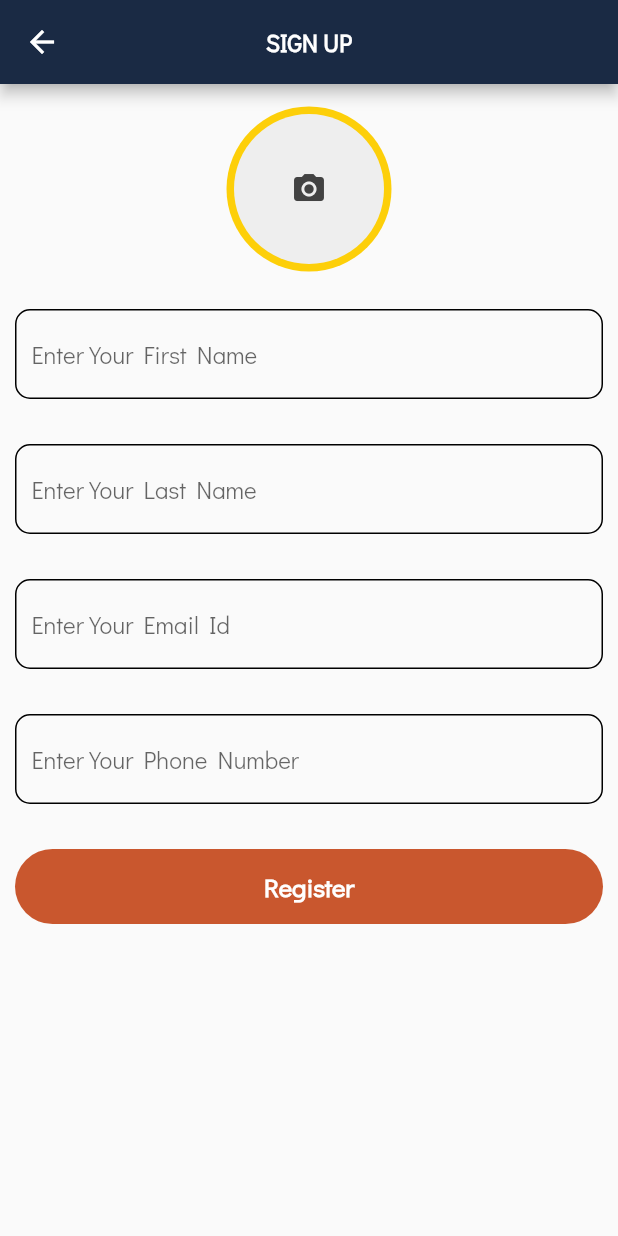
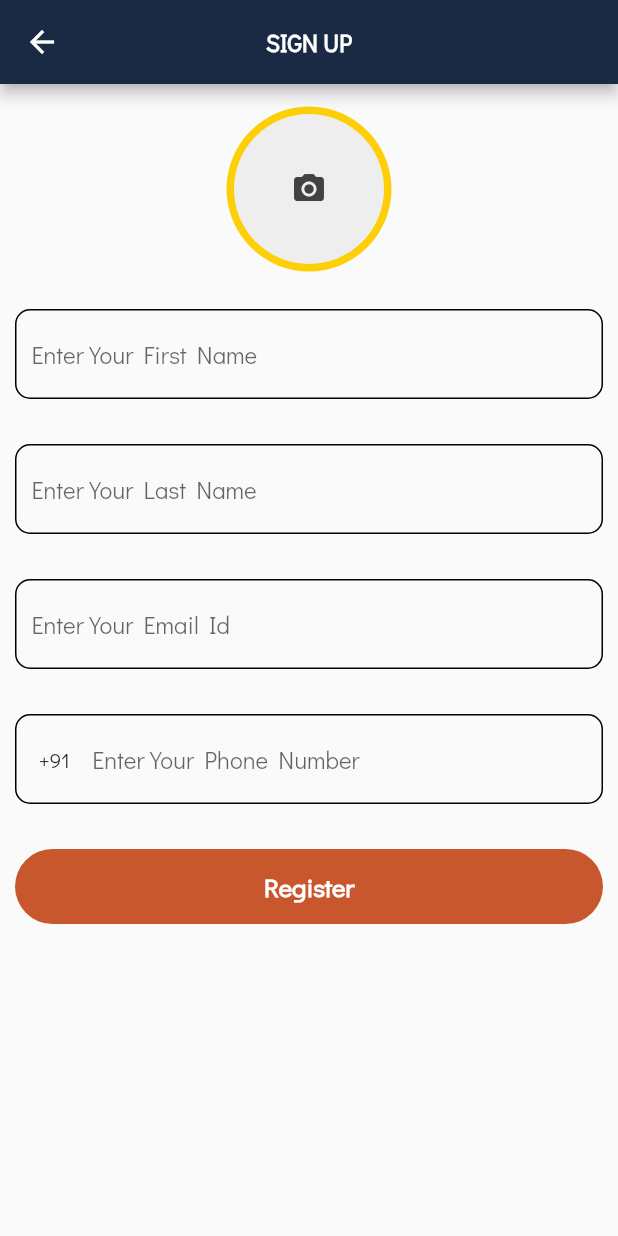
Before and after one commit to Shubham1219/Flutter-Demo, a Flutter app: the SignUpScreen screen opened directly, on a phone screen of 412 x 824 dp. Run offline on Flutter 3.47's test engine with Material 2 defaults, Android fonts, the phone set to English and light mode, and no system bars; our stand-ins replace cached_network_image, carousel_slider, country_picker, fluttertoast, get_it, image_picker and 3 more; accounts and stored records are empty.

Commit message:
add country code picker

```diff
--- a/lib/screens/EmployeeScreen.dart
+++ b/lib/screens/EmployeeScreen.dart
@@ -2,7 +2,6 @@ import 'package:flutter/material.dart';
 import 'package:sample_app/bloc/home_bloc.dart';
 import 'package:sample_app/models/GetEmployeeResponse.dart';
 import 'package:sample_app/screens/EmployeeListItem.dart';
-import 'package:sample_app/utitlities/class_media_query.dart';
 import 'package:sample_app/utitlities/custom_loader.dart';
 
 class EmployeeScreen extends StatefulWidget {
--- a/lib/screens/SignUpScreen.dart
+++ b/lib/screens/SignUpScreen.dart
@@ -1,5 +1,6 @@
 import 'dart:io';
 
+import 'package:country_picker/country_picker.dart';
 import 'package:flutter/material.dart';
 import 'package:image_picker/image_picker.dart';
 import 'package:sample_app/utitlities/Widgets.dart';
@@ -14,7 +15,7 @@ class SignUpScreen extends StatefulWidget {
 }
 
 class _SignUpScreenState extends State<SignUpScreen> {
-
+  String countryCode = '+91';
   @override
   Widget build(BuildContext context) {
     return Scaffold(
@@ -94,7 +95,6 @@ class _SignUpScreenState extends State<SignUpScreen> {
         ),
       ),
     );
-
   }
 
   Widget _nameTextField(String hint) {
@@ -130,18 +130,65 @@ class _SignUpScreenState extends State<SignUpScreen> {
                 color: Colors.black,
               ),
               borderRadius: BorderRadius.all(Radius.circular(10))),
-          child: Padding(
-              padding: EdgeInsets.only(left: 10),
-              child: TextFormField(
-              decoration: InputDecoration.collapsed(
-                hintText: hint,
-              ),
+          child: Container(
+            alignment: Alignment.centerLeft,
+            child: Row(
+              mainAxisAlignment: MainAxisAlignment.center,
+              children: [
+                SizedBox(
+                  width: 15,
                 ),
-          )
-      ),
+                InkWell(
+                    onTap: () {
+                      showCountryPicker(
+                          context: context,
+                          countryListTheme: CountryListThemeData(
+                            flagSize: 25,
+                            backgroundColor: Colors.white,
+                            textStyle:
+                                TextStyle(fontSize: 16, color: Colors.blueGrey),
+                            //Optional. Sets the border radius for the bottomsheet.
+                            borderRadius: BorderRadius.only(
+                              topLeft: Radius.circular(20.0),
+                              topRight: Radius.circular(20.0),
+                            ),
+                            //Optional. Styles the search field.
+                            inputDecoration: InputDecoration(
+                              labelText: 'Search',
+                              hintText: 'Start typing to search',
+                              prefixIcon: const Icon(Icons.search),
+                              border: OutlineInputBorder(
+                                borderSide: BorderSide(
+                                  color:
+                                      const Color(0xFF8C98A8).withOpacity(0.2),
+                                ),
+                              ),
+                            ),
+                          ),
+                          onSelect: (Country country) {
+                            setState(() {
+                              countryCode=country.countryCode;
+                            });
+                          }
+
+                      );
+                    },
+                    child: Text(countryCode)),
+                SizedBox(
+                  width: 15,
+                ),
+                Flexible(
+                  child: TextFormField(
+                    decoration: InputDecoration.collapsed(
+                      hintText: hint,
+                    ),
+                  ),
+                ),
+              ],
+            ),
+          )),
     );
   }
-
 
   void _showPicker(context) {
     showModalBottomSheet(
@@ -174,29 +221,50 @@ class _SignUpScreenState extends State<SignUpScreen> {
   }
 
   _imgFromCamera() async {
-    XFile? image = await picker.pickImage(
-        source: ImageSource.camera
-    );
+    XFile? image = await picker.pickImage(source: ImageSource.camera);
     setState(() {
-      if(image!=null) {
+      if (image != null) {
         path = image.path.toString();
       }
     });
-
   }
 
   String? path;
   ImagePicker picker = ImagePicker();
+
   _imgFromGallery() async {
-    XFile? image = await picker.pickImage(
-        source: ImageSource.gallery
-    );
+    XFile? image = await picker.pickImage(source: ImageSource.gallery);
 
     setState(() {
-      if(image!=null) {
+      if (image != null) {
         path = image.path.toString();
       }
     });
+  }
 
-  }
+/* showCountryPicker(
+          context: context,
+          countryListTheme: CountryListThemeData(
+            flagSize: 25,
+            backgroundColor: Colors.white,
+            textStyle: TextStyle(fontSize: 16, color: Colors.blueGrey),
+            //Optional. Sets the border radius for the bottomsheet.
+            borderRadius: BorderRadius.only(
+              topLeft: Radius.circular(20.0),
+              topRight: Radius.circular(20.0),
+            ),
+            //Optional. Styles the search field.
+            inputDecoration: InputDecoration(
+              labelText: 'Search',
+              hintText: 'Start typing to search',
+              prefixIcon: const Icon(Icons.search),
+              border: OutlineInputBorder(
+                borderSide: BorderSide(
+                  color: const Color(0xFF8C98A8).withOpacity(0.2),
+                ),
+              ),
+            ),
+          ),
+          onSelect: (Country country) => print('Select country: ${country.displayName}'),
+        );*/
 }
```
